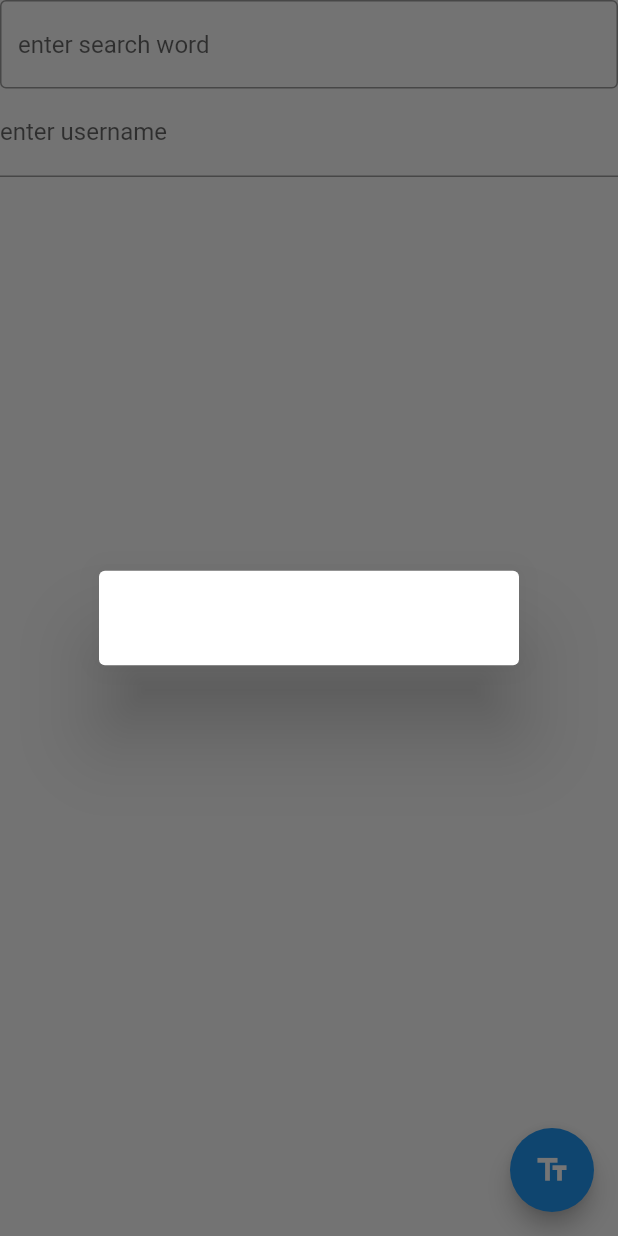
After one commit to AdminHarishyam/Flutter, a Flutter app: the MyCustomForm screen opened directly, after a tap on the "text fields" icon, on a phone screen of 412 x 824 dp. The commit adds this screen. Run offline on Flutter 3.47's test engine with Material 2 defaults, Android fonts, the phone set to English and light mode, and no system bars.

Commit message:
calling a widgets with form fields

```diff
--- /dev/null
+++ b/lib/widgets/form_fields.dart
@@ -0,0 +1,68 @@
+import 'package:flutter/material.dart';
+
+void main()=> runApp(MaterialApp(
+    home: MyCustomForm()
+),
+);
+
+class MyCustomForm extends StatefulWidget {
+  const MyCustomForm({super.key});
+
+  @override
+  State<MyCustomForm> createState() {
+    return _MyCustomFormState();
+  }
+}
+
+
+class _MyCustomFormState extends State<MyCustomForm> {
+  final myController = TextEditingController();
+
+  @override
+  void dispose() {
+    myController.dispose();
+    super.dispose();
+  }
+
+  void showMyDialog(BuildContext context){
+    AlertDialog alertDialog = AlertDialog();
+
+    showDialog(context: context, builder: (context){
+      return AlertDialog(content: Text(myController.text),);
+    });
+  }
+
+  @override
+  Widget build(BuildContext context) {
+    return Scaffold(
+      body: Column(
+        children: [
+          TextField(
+            controller: myController,
+            decoration: InputDecoration(
+                hintText: "enter search word",
+                border: OutlineInputBorder()
+            ),
+          ),
+          TextFormField(
+            decoration: InputDecoration(
+              labelText: "enter username",
+              border: UnderlineInputBorder(),
+            ),
+          )
+        ],
+      ),
+      floatingActionButton: FloatingActionButton(
+        onPressed: (){
+          showDialog(context: context,
+              builder: (context){
+                return AlertDialog(
+                  content: Text(myController.text),
+                );
+              });
+        },
+        child: Icon(Icons.text_fields),
+      ),
+    );
+  }
+}
--- a/pubspec.yaml
+++ b/pubspec.yaml
@@ -59,8 +59,8 @@ flutter:
   uses-material-design: true
 
   # To add assets to your application, add an assets section, like this:
-  # assets:
-  #   - images/a_dot_burr.jpeg
+  assets:
+      - images/images.jpg
   #   - images/a_dot_ham.jpeg
 
   # An image asset can refer to one or more resolution-specific "variants", see
```
Also changed, not shown: lib/dartexs/first_design.dart (+6 -1 lines), lib/widgets/fav_widget.dart (added, +43 -0 lines), images/images.jpg (added), images/lake.jpg (added).
